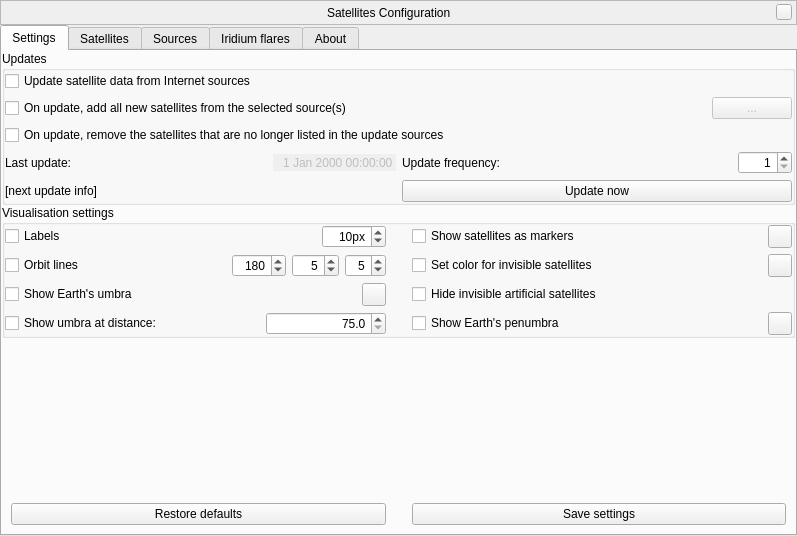
Above: plugins/Satellites/src/gui/satellitesDialog.ui from Stellarium/stellarium before the change. Below: the same form after it.
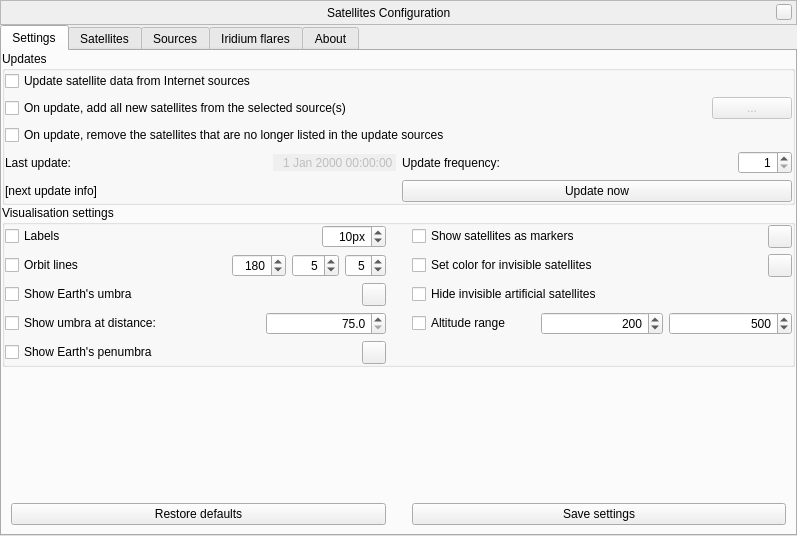
That is the form after the change. Icons and pictures are not drawn. Custom widgets are drawn as their Qt base class.

Commit message:
Convert CF/Altitude into VF/Altitude
- Removed 'altitude' property from 'custom filter'
- Added 'visual filter' with altitude range property

```diff
--- a/plugins/Satellites/src/gui/satellitesDialog.ui
+++ b/plugins/Satellites/src/gui/satellitesDialog.ui
@@ -468,6 +468,74 @@
             </item>
            </layout>
           </item>
+          <item row="1" column="2">
+           <layout class="QHBoxLayout" name="horizontalLayout_18">
+            <item>
+             <widget class="QCheckBox" name="coloredInvisibleSatellites">
+              <property name="toolTip">
+               <string>Use special color for all invisible satellites</string>
+              </property>
+              <property name="text">
+               <string>Set color for invisible satellites</string>
+              </property>
+             </widget>
+            </item>
+            <item>
+             <spacer name="horizontalSpacer_5">
+              <property name="orientation">
+               <enum>Qt::Horizontal</enum>
+              </property>
+              <property name="sizeHint" stdset="0">
+               <size>
+                <width>40</width>
+                <height>20</height>
+               </size>
+              </property>
+             </spacer>
+            </item>
+            <item>
+             <widget class="QToolButton" name="invisibleColorButton">
+              <property name="toolTip">
+               <string>Color of markers, labels and orbits for invisible satellites</string>
+              </property>
+              <property name="text">
+               <string/>
+              </property>
+             </widget>
+            </item>
+           </layout>
+          </item>
+          <item row="4" column="0">
+           <layout class="QHBoxLayout" name="horizontalLayout_14">
+            <item>
+             <widget class="QCheckBox" name="penumbraCheckBox">
+              <property name="text">
+               <string>Show Earth's penumbra</string>
+              </property>
+             </widget>
+            </item>
+            <item>
+             <spacer name="horizontalSpacer_9">
+              <property name="orientation">
+               <enum>Qt::Horizontal</enum>
+              </property>
+              <property name="sizeHint" stdset="0">
+               <size>
+                <width>40</width>
+                <height>20</height>
+               </size>
+              </property>
+             </spacer>
+            </item>
+            <item>
+             <widget class="QToolButton" name="penumbraColor">
+              <property name="toolTip">
+               <string>The color of Earth's penumbra circle</string>
+              </property>
+             </widget>
+            </item>
+           </layout>
+          </item>
           <item row="2" column="0">
            <layout class="QHBoxLayout" name="horizontalLayout_9">
             <item>
@@ -617,69 +685,50 @@
            </spacer>
           </item>
           <item row="3" column="2">
-           <layout class="QHBoxLayout" name="horizontalLayout_14">
+           <layout class="QHBoxLayout" name="horizontalLayout_21">
             <item>
-             <widget class="QCheckBox" name="penumbraCheckBox">
+             <widget class="QCheckBox" name="altitudeCheckBox">
               <property name="text">
-               <string>Show Earth's penumbra</string>
+               <string>Altitude range</string>
               </property>
              </widget>
             </item>
             <item>
-             <spacer name="horizontalSpacer_9">
-              <property name="orientation">
-               <enum>Qt::Horizontal</enum>
+             <widget class="QDoubleSpinBox" name="minAltitude">
+              <property name="alignment">
+               <set>Qt::AlignRight|Qt::AlignTrailing|Qt::AlignVCenter</set>
               </property>
-              <property name="sizeHint" stdset="0">
-               <size>
-                <width>40</width>
-                <height>20</height>
-               </size>
+              <property name="decimals">
+               <number>0</number>
               </property>
-             </spacer>
-            </item>
-            <item>
-             <widget class="QToolButton" name="penumbraColor">
-              <property name="toolTip">
-               <string>The color of Earth's penumbra circle</string>
+              <property name="minimum">
+               <double>70.000000000000000</double>
               </property>
-             </widget>
-            </item>
-           </layout>
-          </item>
-          <item row="1" column="2">
-           <layout class="QHBoxLayout" name="horizontalLayout_18">
-            <item>
-             <widget class="QCheckBox" name="coloredInvisibleSatellites">
-              <property name="toolTip">
-               <string>Use special color for all invisible satellites</string>
+              <property name="maximum">
+               <double>1000000.000000000000000</double>
               </property>
-              <property name="text">
-               <string>Set color for invisible satellites</string>
+              <property name="value">
+               <double>200.000000000000000</double>
               </property>
              </widget>
             </item>
             <item>
-             <spacer name="horizontalSpacer_5">
-              <property name="orientation">
-               <enum>Qt::Horizontal</enum>
+             <widget class="QDoubleSpinBox" name="maxAltitude">
+              <property name="alignment">
+               <set>Qt::AlignRight|Qt::AlignTrailing|Qt::AlignVCenter</set>
               </property>
-              <property name="sizeHint" stdset="0">
-               <size>
-                <width>40</width>
-                <height>20</height>
-               </size>
+              <property name="decimals">
+               <number>0</number>
               </property>
-             </spacer>
-            </item>
-            <item>
-             <widget class="QToolButton" name="invisibleColorButton">
-              <property name="toolTip">
-               <string>Color of markers, labels and orbits for invisible satellites</string>
+              <property name="minimum">
+               <double>70.000000000000000</double>
               </property>
-              <property name="text">
-               <string/>
+              <property name="maximum">
+               <double>1000000.000000000000000</double>
               </property>
+              <property name="value">
+               <double>500.000000000000000</double>
+              </property>
              </widget>
             </item>
            </layout>
```
Left out of the diff: 268 changed lines with no effect on the pictures. The commit also changes 9 other files.
